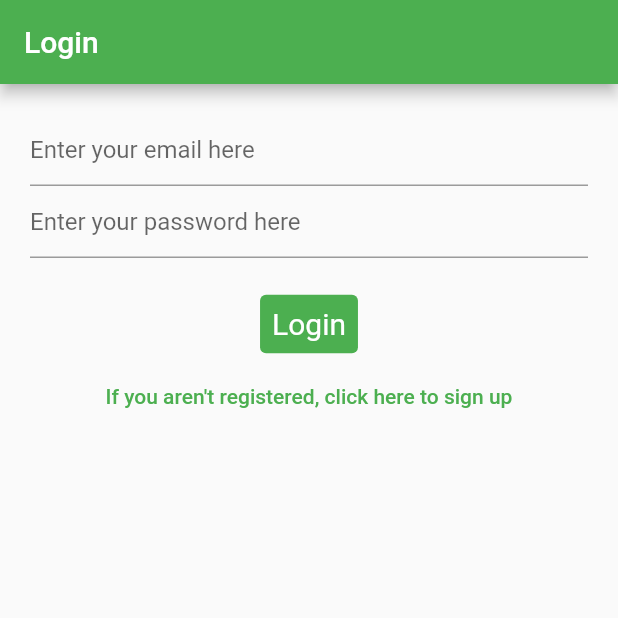
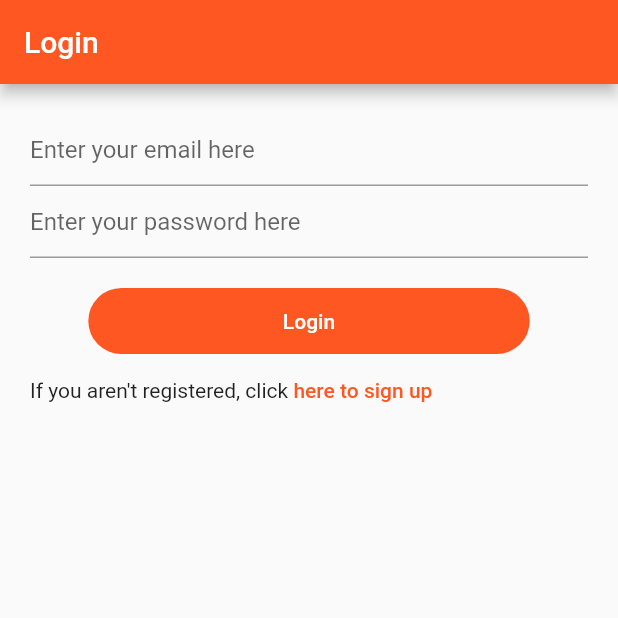
Before and after one commit to owhiteman/shared-list, a Flutter app: the screen it shows after launch, on a phone screen of 412 x 824 dp, the top half of it. Run offline on Flutter 3.47's test engine with Material 2 defaults, Android fonts, the phone set to English and light mode, and no system bars; our stand-ins replace cloud_firestore, firebase_auth, firebase_core, firebase_storage, image_picker; accounts and stored records are empty; generated files the repository leaves out were written again.

Commit message:
Customize buttons and refactor folder structure

```diff
--- a/lib/auth/auth_service.dart
+++ b/lib/auth/auth_service.dart
@@ -2,7 +2,7 @@ import 'package:cloud_firestore/cloud_firestore.dart';
 import 'package:firebase_auth/firebase_auth.dart';
 import 'package:flutter/foundation.dart';
 import 'package:shared_list/models/user.dart' as model;
-import 'package:shared_list/storage_methods.dart';
+import 'package:shared_list/firebase/storage_methods.dart';
 
 class AuthService {
   final FirebaseAuth _firebaseAuth;
--- a/lib/main.dart
+++ b/lib/main.dart
@@ -3,7 +3,7 @@ import 'package:firebase_core/firebase_core.dart';
 import 'package:flutter/material.dart';
 import 'package:provider/provider.dart';
 import 'package:shared_list/auth/auth_service.dart';
-import 'package:shared_list/firebase_options.dart';
+import 'package:shared_list/firebase/firebase_options.dart';
 import 'package:shared_list/views/create_group_view.dart';
 import 'package:shared_list/views/create_note_view.dart';
 import 'package:shared_list/views/home_view.dart';
@@ -39,7 +39,7 @@ class MyApp extends StatelessWidget {
       child: MaterialApp(
         title: 'Shared List',
         theme: ThemeData(
-          primarySwatch: Colors.green,
+          primarySwatch: Colors.deepOrange,
         ),
         home: const AuthenticationWrapper(),
         routes: {
--- a/lib/views/create_note_view.dart
+++ b/lib/views/create_note_view.dart
@@ -1,5 +1,5 @@
 import 'package:flutter/material.dart';
-import 'package:shared_list/firestore_methods.dart';
+import 'package:shared_list/firebase/firestore_methods.dart';
 
 class CreateNoteView extends StatefulWidget {
   const CreateNoteView({super.key});
--- a/lib/views/group_list_view.dart
+++ b/lib/views/group_list_view.dart
@@ -1,5 +1,5 @@
 import 'package:flutter/material.dart';
-import 'package:shared_list/firestore_methods.dart';
+import 'package:shared_list/firebase/firestore_methods.dart';
 import 'package:shared_list/views/side_navigation.dart';
 
 class GroupListView extends StatefulWidget {
--- a/lib/views/group_members_view.dart
+++ b/lib/views/group_members_view.dart
@@ -1,5 +1,5 @@
 import 'package:flutter/material.dart';
-import 'package:shared_list/firestore_methods.dart';
+import 'package:shared_list/firebase/firestore_methods.dart';
 
 class GroupMembersView extends StatefulWidget {
   const GroupMembersView({super.key});
--- a/lib/views/login_view.dart
+++ b/lib/views/login_view.dart
@@ -1,6 +1,7 @@
 import 'package:flutter/material.dart';
 import 'package:provider/provider.dart';
 import 'package:shared_list/auth/auth_service.dart';
+import 'package:shared_list/widgets/button.dart';
 
 class LoginView extends StatefulWidget {
   const LoginView({Key? key}) : super(key: key);
@@ -55,26 +56,26 @@ class _LoginViewState extends State<LoginView> {
             ),
           ),
           const SizedBox(height: 20),
-          TextButton(
-            style: TextButton.styleFrom(
-              textStyle: const TextStyle(fontSize: 20),
-              backgroundColor: Colors.green,
-              foregroundColor: Colors.white,
-            ),
+          CustomButton(
             onPressed: () {
               context.read<AuthService>().signIn(
                     email: _email.text.trim(),
                     password: _password.text.trim(),
                   );
             },
-            child: const Text('Login'),
+            inputText: 'Login',
           ),
-          TextButton(
-            onPressed: () {
-              Navigator.of(context).pushReplacementNamed('/register');
-            },
-            child:
-                const Text("If you aren't registered, click here to sign up"),
+          Row(
+            children: [
+              const Text("If you aren't registered, click"),
+              TextButton(
+                style: TextButton.styleFrom(padding: EdgeInsets.zero),
+                onPressed: () {
+                  Navigator.of(context).pushReplacementNamed('/register');
+                },
+                child: const Text(" here to sign up"),
+              ),
+            ],
           )
         ]),
       ),
--- /dev/null
+++ b/lib/widgets/button.dart
@@ -0,0 +1,29 @@
+import 'package:flutter/material.dart';
+
+class CustomButton extends StatelessWidget {
+  final String inputText;
+  final Function() onPressed;
+
+  const CustomButton(
+      {super.key, required this.inputText, required this.onPressed});
+
+  @override
+  Widget build(BuildContext context) {
+    return Container(
+      width: MediaQuery.of(context).size.width / 1.4,
+      height: 44,
+      decoration: BoxDecoration(
+          borderRadius: BorderRadius.circular(30.0),
+          color: Theme.of(context).primaryColor),
+      child: MaterialButton(
+        onPressed: onPressed,
+        child: Text(
+          inputText,
+          style: const TextStyle(
+            color: Colors.white,
+          ),
+        ),
+      ),
+    );
+  }
+}
```
Also changed, not shown: lib/views/create_group_view.dart (+4 -3 lines), lib/views/home_view.dart (+8 -5 lines), lib/views/join_group_view.dart (+6 -5 lines), lib/views/register_view.dart (+16 -13 lines), lib/views/side_navigation.dart (+15 -5 lines), lib/firebase/firestore_methods.dart (renamed from lib/firestore_methods.dart), lib/firebase/storage_methods.dart (renamed from lib/storage_methods.dart), 1 other file.
